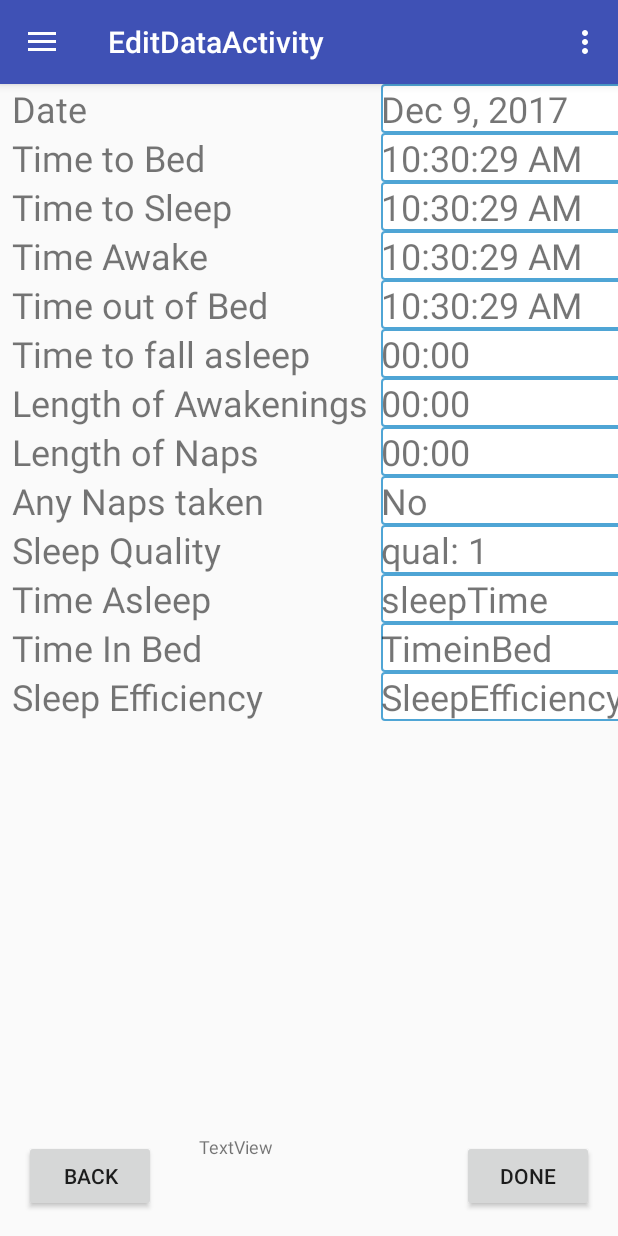
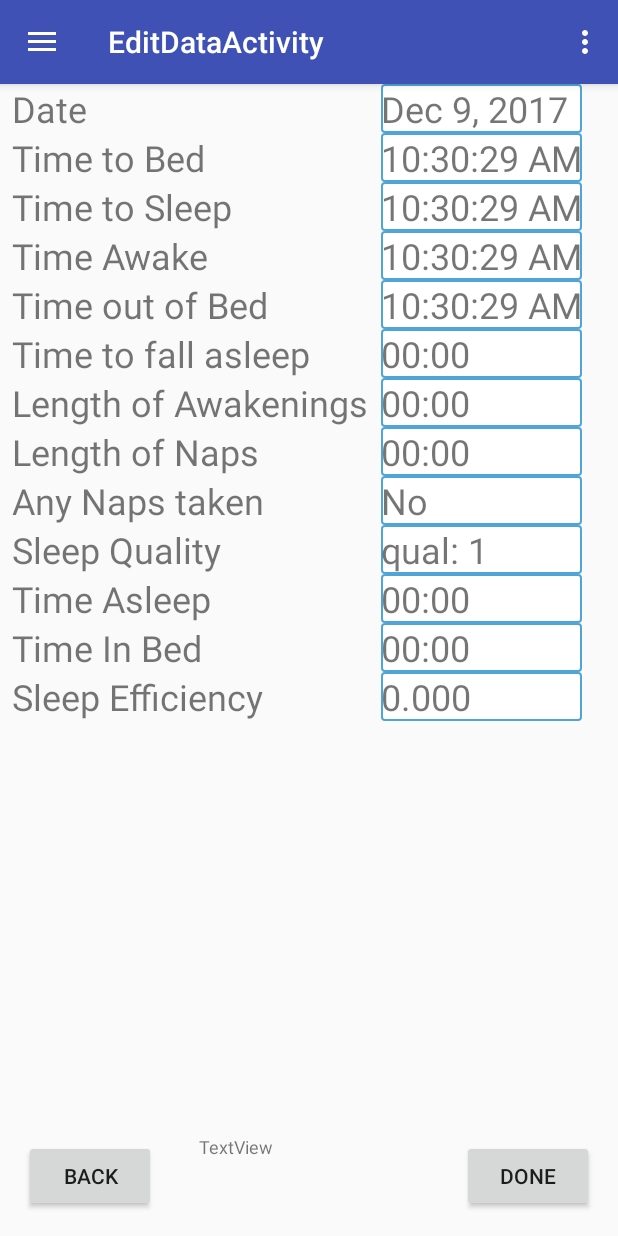
Before and after one commit to Junliu66/SleepyLog, an Android app: the EditDataActivity screen opened directly, with no data from a screen before it, on a phone screen of 412 x 824 dp. Run offline under Robolectric (Android 15) with nearby library versions, the phone set to English and light mode, and no system bars; 1 statement that could not run was skipped.

Commit message:
EditDataActivity updates

```diff
--- a/app/src/main/java/com/avengers/sleepylog/EditDataActivity.java
+++ b/app/src/main/java/com/avengers/sleepylog/EditDataActivity.java
@@ -1,6 +1,8 @@
 package com.avengers.sleepylog;
 
 import android.app.Activity;
+import android.app.DatePickerDialog;
+import android.app.TimePickerDialog;
 import android.content.Intent;
 import android.database.Cursor;
 import android.os.Bundle;
@@ -15,7 +17,9 @@ import android.support.v7.app.AppCompatActivity;
 import android.support.v7.widget.Toolbar;
 import android.view.Menu;
 import android.view.MenuItem;
+import android.widget.DatePicker;
 import android.widget.TextView;
+import android.widget.TimePicker;
 
 import java.sql.Time;
 import java.text.DateFormat;
@@ -25,7 +29,9 @@ import java.util.Date;
 import java.util.TimeZone;
 
 public class EditDataActivity extends AppCompatActivity
-        implements NavigationView.OnNavigationItemSelectedListener {
+        implements NavigationView.OnNavigationItemSelectedListener,
+        TimePickerDialog.OnTimeSetListener,
+        DatePickerDialog.OnDateSetListener {
 
     // Data from intent
     long date_l;
@@ -54,11 +60,17 @@ public class EditDataActivity extends AppCompatActivity
     TextView[] tvDurations;
     TextView tvNaps;
     TextView tvQuality;
+    TextView tvSleepTime;
+    TextView tvTimeInBed;
+    TextView tvSleepEfficiency;
 
     private DBAdapter DBAgent;
     TextView tvDisplayTest;
 
     SimpleDateFormat sdfDuration = new SimpleDateFormat("HH:mm");
+
+    int timePickerIdx;
+    int timesIdx;
 
     @Override
     protected void onCreate(Bundle savedInstanceState) {
@@ -94,6 +106,10 @@ public class EditDataActivity extends AppCompatActivity
         tvNaps = (TextView) findViewById(R.id.tvENaps);
         tvQuality = (TextView) findViewById(R.id.tvEQuality);
 
+        tvSleepTime = (TextView) findViewById(R.id.tvSleepTime);
+        tvTimeInBed = (TextView) findViewById(R.id.tvTimeinBed);
+        tvSleepEfficiency = (TextView) findViewById(R.id.tvSleepEfficiency);
+
         times_l = new long[4];
         times = new Date[4];
         durations_l = new long[3];
@@ -124,6 +140,9 @@ public class EditDataActivity extends AppCompatActivity
             quality = 1;
         }
 
+        // calculate  total_time_asleep_l, total_time_in_bed_l, and sleep_efficiency;
+        calculateData();
+
         // Generate Dates from longs
         date = new Date(date_l);
         for (int i = 0; i < 4; i++) {
@@ -132,6 +151,9 @@ public class EditDataActivity extends AppCompatActivity
         for (int i = 0; i < 3; i++) {
             durations[i] = new Date(durations_l[i]);
         }
+        total_time_in_bed = new Date(total_time_in_bed_l);
+        total_time_asleep = new Date(total_time_asleep_l);
+
         displayData();
         //open database
         openDB();
@@ -156,9 +178,27 @@ public class EditDataActivity extends AppCompatActivity
         DBAgent.deleteAll();
     }
 
+    /**
+     * Calculate total_time_asleep_l, total_time_in_bed_l, and sleep_efficiency
+     */
     public void calculateData() {
+        long time_to_bed = times_l[0];
+        long time_to_sleep = times_l[1];
+        long time_wake_up = times_l[2];
+        long time_out_bed = times_l[3];
 
+        long time_to_fall_asleep = durations_l[0];
+        long length_of_awakenings = durations_l[1];
+        long nap_duration = durations_l[2];
+
+        total_time_in_bed_l = time_out_bed - time_to_bed;
+        total_time_asleep_l = time_wake_up - time_to_sleep - time_to_fall_asleep - length_of_awakenings;
+        sleep_efficiency = total_time_asleep_l/total_time_in_bed_l;
     }
+
+    /**
+     * Display data in TextViews
+     */
     public void displayData() {
         tvDate.setText(DateFormat.getDateInstance().format(date));
 
@@ -175,11 +215,51 @@ public class EditDataActivity extends AppCompatActivity
 
         tvQuality.setText("qual: " + String.valueOf(quality));
 
+        tvTimeInBed.setText(sdfDuration.format(total_time_in_bed));
+        tvSleepTime.setText(sdfDuration.format(total_time_asleep));
+        tvSleepEfficiency.setText(String.format ("%.3f",sleep_efficiency));
     }
 
-    public void onClickText(View view) {
-        TextView tv = (TextView) view;
-        tv.setText("CLicked");
+    public void onClickDate(View view) {
+
+    }
+
+    public void onClickTime(View view) {
+        timePickerIdx = Integer.parseInt(view.getTag().toString()) ;
+        TimePickerDialog tp = new TimePickerDialog(this,this,0,0,false);
+        tp.show();
+    }
+
+    public void onClickDuration(View view) {
+        timePickerIdx = Integer.parseInt(view.getTag().toString()) ;
+        TimePickerDialog tp = new TimePickerDialog(this,this,0,0,true);
+        tp.show();
+    }
+
+    public void onClickNaps(View view) {
+
+    }
+
+    public void onClickSleepQuality(View view) {
+
+    }
+
+    @Override
+    public void onDateSet(DatePicker datePicker, int i, int i1, int i2) {
+
+    }
+
+    @Override
+    public void onTimeSet(TimePicker timePicker, int hourOfDay, int minute) {
+        if (timePickerIdx < 4) {
+
+        } else {
+            long duration_in_ms = ((hourOfDay * 60) + minute) * 60 * 1000;
+            this.durations_l[timePickerIdx - 4] = duration_in_ms;
+            this.durations[timePickerIdx - 4] = new Date(duration_in_ms);
+        }
+        calculateData();
+        displayData();
     }
 
     public void onEditDataDone(View view) {
--- a/app/src/main/res/layout/content_edit_data.xml
+++ b/app/src/main/res/layout/content_edit_data.xml
@@ -32,7 +32,7 @@
                 android:layout_marginStart="8dp"
                 android:background="@drawable/tv_border"
                 android:clickable="true"
-                android:onClick="onClickText"
+                android:onClick="onClickDate"
                 android:text="Date"
                 android:textSize="24sp" />
         </TableRow>
@@ -55,6 +55,9 @@
                 android:layout_height="wrap_content"
                 android:layout_marginStart="8dp"
                 android:background="@drawable/tv_border"
+                android:clickable="true"
+                android:onClick="onClickTime"
+                android:tag="@integer/tag0"
                 android:text="Time0"
                 android:textSize="24sp" />
         </TableRow>
@@ -77,6 +80,9 @@
                 android:layout_height="wrap_content"
                 android:layout_marginStart="8dp"
                 android:background="@drawable/tv_border"
+                android:clickable="true"
+                android:onClick="onClickTime"
+                android:tag="@integer/tag1"
                 android:text="Time1"
                 android:textSize="24sp" />
         </TableRow>
@@ -100,6 +106,8 @@
                 android:layout_marginStart="8dp"
                 android:background="@drawable/tv_border"
                 android:clickable="true"
+                android:onClick="onClickTime"
+                android:tag="@integer/tag2"
                 android:text="Time2"
                 android:textSize="24sp" />
         </TableRow>
@@ -122,6 +130,9 @@
                 android:layout_height="wrap_content"
                 android:layout_marginStart="8dp"
                 android:background="@drawable/tv_border"
+                android:clickable="true"
+                android:onClick="onClickTime"
+                android:tag="@integer/tag3"
                 android:text="Time3"
                 android:textSize="24sp" />
         </TableRow>
@@ -144,6 +155,9 @@
                 android:layout_height="wrap_content"
                 android:layout_marginStart="8dp"
                 android:background="@drawable/tv_border"
+                android:clickable="true"
+                android:onClick="onClickDuration"
+                android:tag="@integer/tag4"
                 android:text="Duration0"
                 android:textSize="24sp" />
         </TableRow>
@@ -166,6 +180,9 @@
                 android:layout_height="wrap_content"
                 android:layout_marginStart="8dp"
                 android:background="@drawable/tv_border"
+                android:clickable="true"
+                android:onClick="onClickDuration"
+                android:tag="@integer/tag5"
                 android:text="Duration1"
                 android:textSize="24sp" />
         </TableRow>
@@ -188,6 +205,9 @@
                 android:layout_height="wrap_content"
                 android:layout_marginStart="8dp"
                 android:background="@drawable/tv_border"
+                android:clickable="true"
+                android:onClick="onClickDuration"
+                android:tag="@integer/tag6"
                 android:text="Duration2"
                 android:textSize="24sp" />
         </TableRow>
@@ -210,6 +230,8 @@
                 android:layout_height="wrap_content"
                 android:layout_marginStart="8dp"
                 android:background="@drawable/tv_border"
+                android:clickable="true"
+                android:onClick="onClickNaps"
                 android:text="Naps"
                 android:textSize="24sp" />
         </TableRow>
@@ -232,6 +254,8 @@
                 android:layout_height="wrap_content"
                 android:layout_marginStart="8dp"
                 android:background="@drawable/tv_border"
+                android:clickable="true"
+                android:onClick="onClickSleepQuality"
                 android:text="Quality"
                 android:textSize="24sp" />
         </TableRow>
--- a/app/src/main/res/values/strings.xml
+++ b/app/src/main/res/values/strings.xml
@@ -40,6 +40,10 @@
     <integer name="tag0">0</integer>
     <integer name="tag1">1</integer>
     <integer name="tag2">2</integer>
+    <integer name="tag3">3</integer>
+    <integer name="tag4">4</integer>
+    <integer name="tag5">5</integer>
+    <integer name="tag6">6</integer>
 
 
 </resources>
```
Also changed, not shown: app/src/main/java/com/avengers/sleepylog/QuestionsActivity.java (+1 -27 lines).
